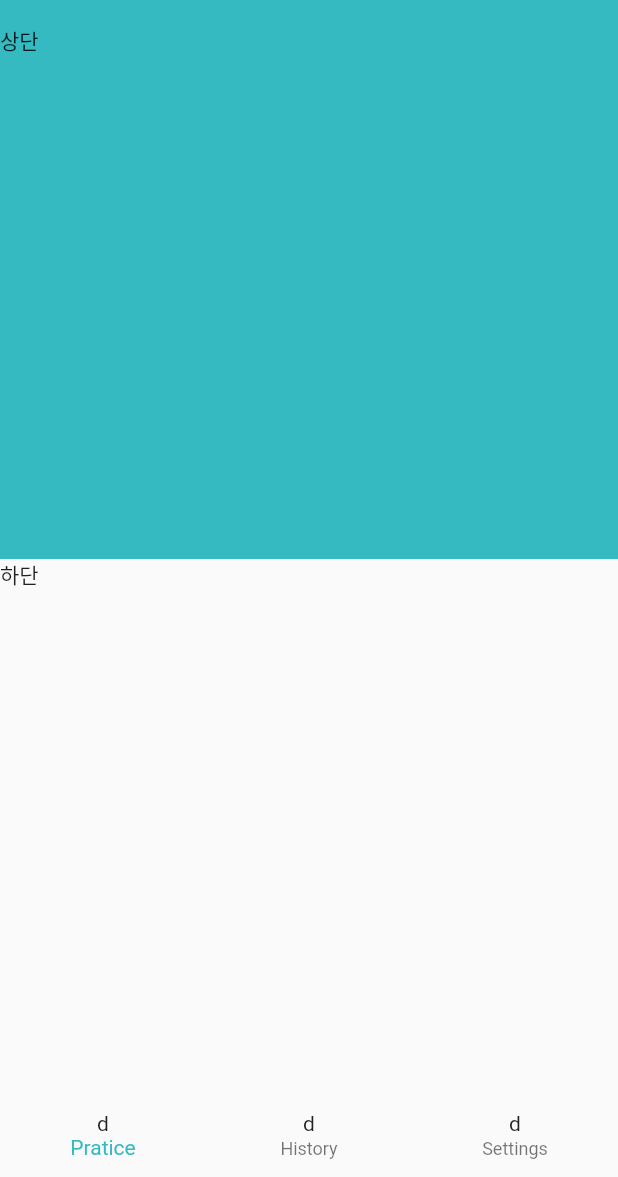
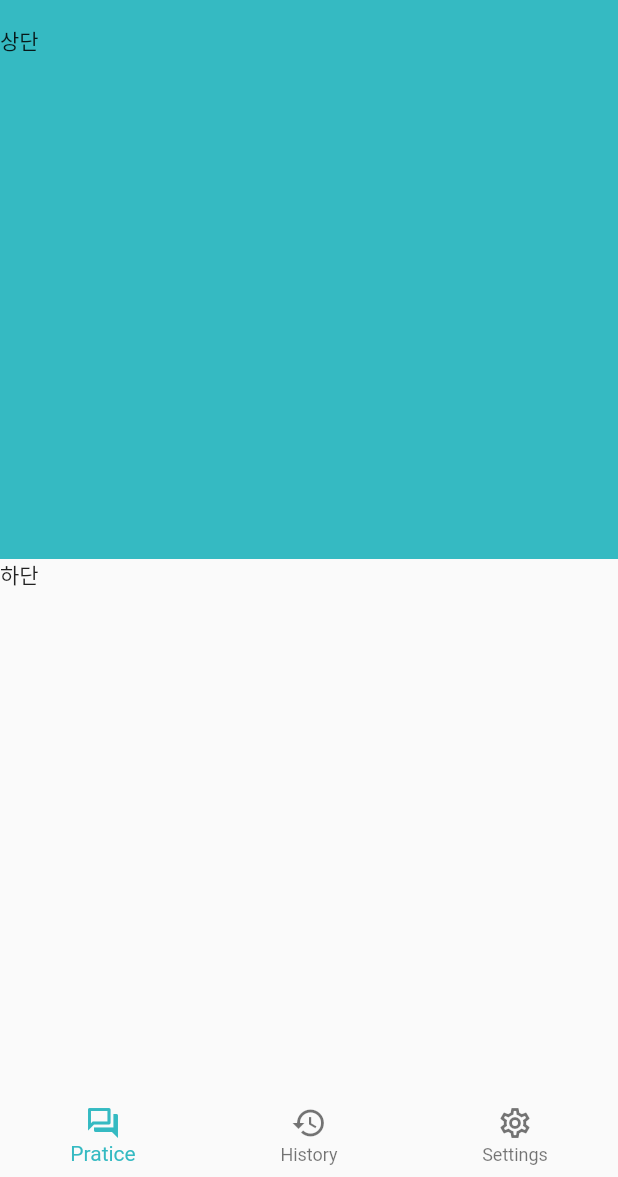
Before and after one commit to gdg-yonsei/fluentify-flutter, a Flutter app: the screen it shows after launch, on a phone screen of 412 x 824 dp, the part 59-1236 px from its top. Run offline on Flutter 3.47's test engine with Material 2 defaults, Android fonts, the phone set to English and light mode, and no system bars.

Commit message:
feat: use theme

```diff
--- a/lib/main.dart
+++ b/lib/main.dart
@@ -11,9 +11,17 @@ class App extends StatelessWidget {
 
   @override
   Widget build(BuildContext context) {
-    return const MaterialApp(
+    return MaterialApp(
       title: 'fluentify',
-      home: HomeScreen(),
+      theme: ThemeData(
+        colorScheme: ColorScheme.fromSeed(
+          seedColor: const Color(0xFF35BAC2),
+          primary: const Color(0xFF35BAC2),
+          secondary: const Color(0xFF35BAC2),
+          background: const Color(0xFFFAFAFA),
+        ),
+      ),
+      home: const HomeScreen(),
     );
   }
 }
--- a/lib/screens/home.dart
+++ b/lib/screens/home.dart
@@ -15,25 +15,24 @@ class _HomeScreenState extends State<HomeScreen> {
         title: const Text(
           'fluentify',
           style: TextStyle(
-            color: Color(0xffffffff),
+            color: Colors.white,
             fontWeight: FontWeight.bold,
           ),
         ),
+        backgroundColor: Theme.of(context).colorScheme.primary,
         elevation: 0,
-        backgroundColor: const Color(0xff35BAC2),
       ),
       body: Column(
         crossAxisAlignment: CrossAxisAlignment.stretch,
         children: <Widget>[
           Expanded(
             child: Container(
-              color: const Color(0xff35BAC2),
+              color: Theme.of(context).colorScheme.primary,
               child: const Text('상단'),
             ),
           ),
           Expanded(
             child: Container(
-              color: const Color(0xFFFAFAFA),
               child: const Text('하단'),
             ),
           ),
@@ -41,13 +40,20 @@ class _HomeScreenState extends State<HomeScreen> {
       ),
       bottomNavigationBar: BottomNavigationBar(
         items: const [
-          BottomNavigationBarItem(icon: Text('d'), label: 'Pratice'),
-          BottomNavigationBarItem(icon: Text('d'), label: 'History'),
-          BottomNavigationBarItem(icon: Text('d'), label: 'Settings')
+          BottomNavigationBarItem(
+            icon: Icon(Icons.question_answer_outlined),
+            label: 'Pratice',
+          ),
+          BottomNavigationBarItem(
+            icon: Icon(Icons.history_outlined),
+            label: 'History',
+          ),
+          BottomNavigationBarItem(
+            icon: Icon(Icons.settings_outlined),
+            label: 'Settings',
+          )
         ],
         elevation: 0,
-        backgroundColor: const Color(0xFFFAFAFA),
-        selectedItemColor: const Color(0xff35BAC2),
       ),
     );
   }
```
